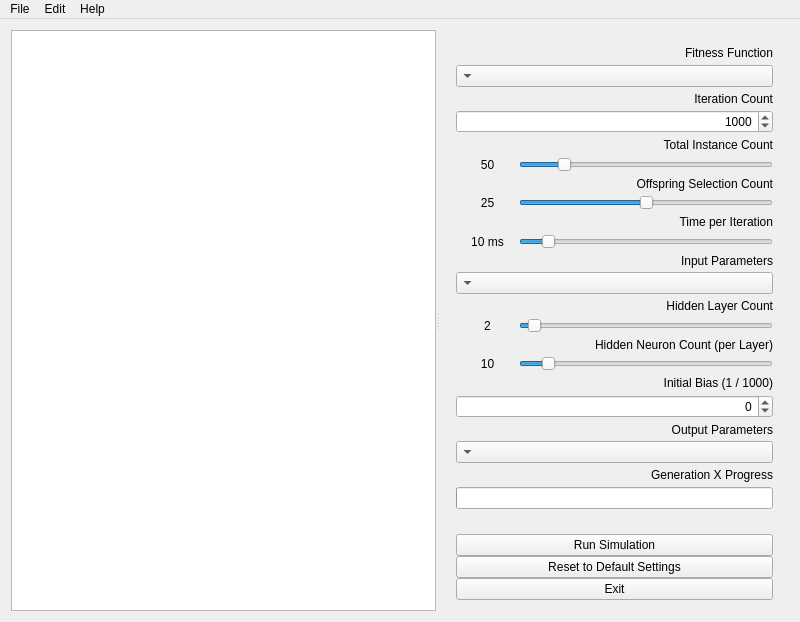
This is shipyard/mainwindow.ui in terratenff/yrn-eavat-zrff as Qt 5 draws it before an edit. The edited form follows.
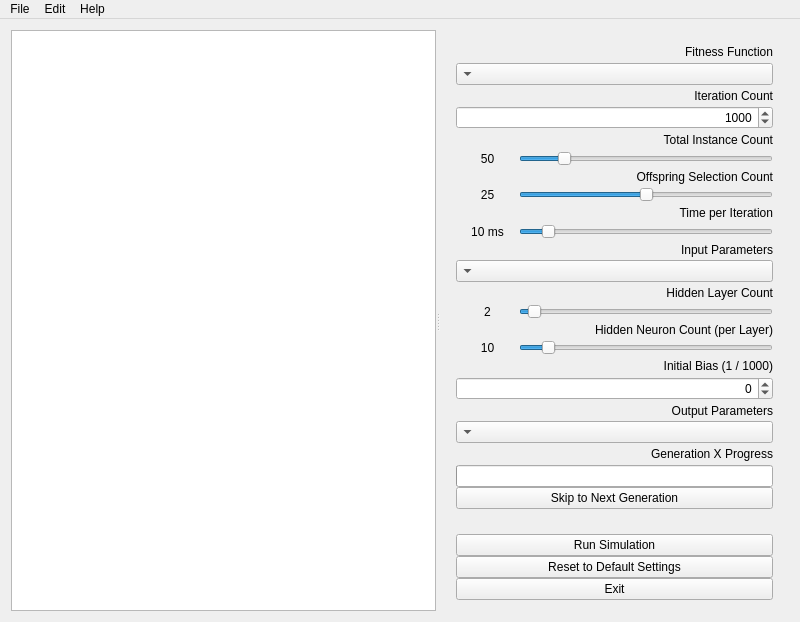
This is the edited form.

Commit message: Implemented means of skipping generations

Diff of the .ui file:
```diff
--- a/shipyard/mainwindow.ui
+++ b/shipyard/mainwindow.ui
@@ -70,7 +70,7 @@
         </sizepolicy>
        </property>
       </widget>
-      <widget class="QWidget" name="">
+      <widget class="QWidget" name="layoutWidget">
        <layout class="QVBoxLayout" name="verticalLayout">
         <property name="spacing">
          <number>25</number>
@@ -550,6 +550,13 @@
             </property>
            </widget>
           </item>
+          <item>
+           <widget class="QPushButton" name="buttonGeneration">
+            <property name="text">
+             <string>Skip to Next Generation</string>
+            </property>
+           </widget>
+          </item>
          </layout>
         </item>
         <item>
```
The commit also changes 4 other files.
